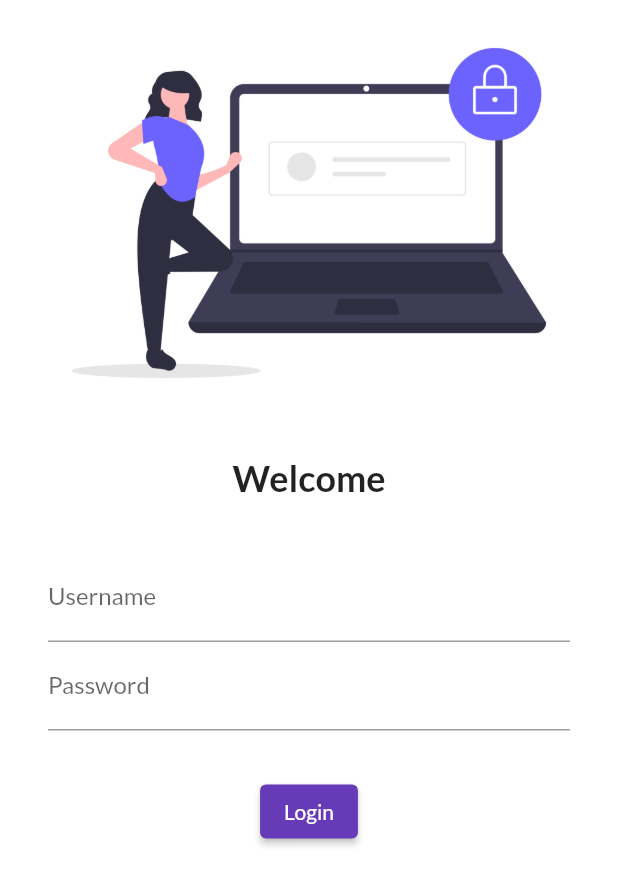
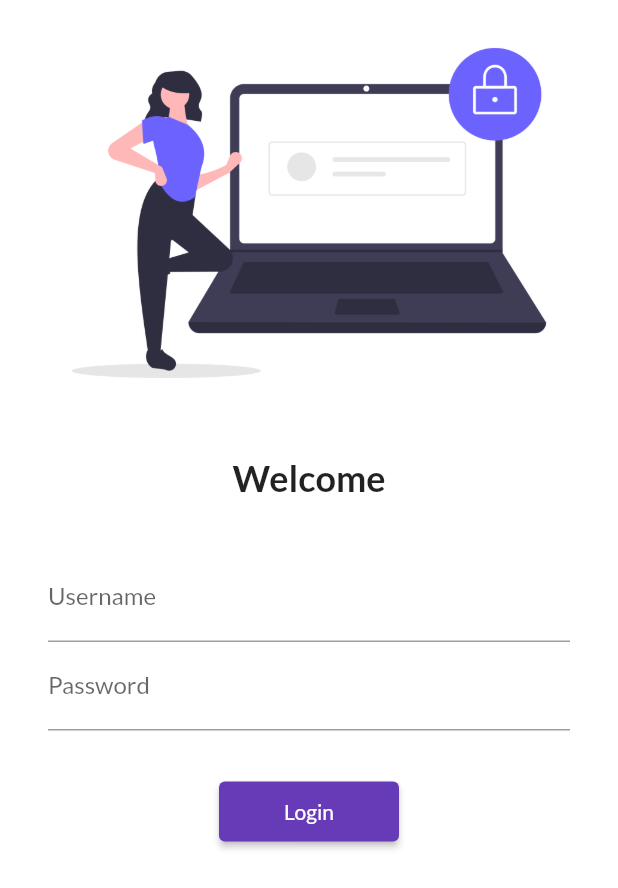
Before and after one commit to AnanyaThukral/Flutter-Fun, a Flutter app: the screen it shows after launch, on a phone screen of 412 x 824 dp. Shown: the top 888 px of the screen. Run offline on Flutter 3.47's test engine with Material 2 defaults, Android fonts, the phone set to English and light mode, and no system bars; our stand-ins replace google_fonts.

Commit message:
login button working

```diff
--- a/lib/main.dart
+++ b/lib/main.dart
@@ -1,5 +1,6 @@
 import 'package:app/screens/home_page.dart';
 import 'package:app/screens/login_screen.dart';
+import 'package:app/utils/routes.dart';
 import 'package:flutter/material.dart';
 import 'package:google_fonts/google_fonts.dart';
 
@@ -17,15 +18,15 @@ class MyApp extends StatelessWidget {
       // home: HomePage(),
       themeMode: ThemeMode.light,
       theme: ThemeData(
-        primarySwatch: Colors.deepPurple,
-        fontFamily: GoogleFonts.lato().fontFamily,
-      ),
+          primarySwatch: Colors.deepPurple,
+          fontFamily: GoogleFonts.lato().fontFamily),
+      //debugShowCheckedModeBanner: false,
       darkTheme: ThemeData(brightness: Brightness.dark),
       initialRoute: '/login',
       routes: {
         '/': (context) => LoginPage(),
-        '/home': (context) => HomePage(),
-        '/login': (context) => LoginPage()
+        MyRoutes.homeRoute: (context) => HomePage(),
+        MyRoutes.loginRoute: (context) => LoginPage()
       },
     );
   }
--- a/lib/screens/login_screen.dart
+++ b/lib/screens/login_screen.dart
@@ -1,3 +1,4 @@
+import 'package:app/utils/routes.dart';
 import 'package:flutter/material.dart';
 
 class LoginPage extends StatelessWidget {
@@ -5,7 +6,8 @@ class LoginPage extends StatelessWidget {
   Widget build(BuildContext context) {
     return Material(
         color: Colors.white,
-        child: Column(
+        child: SingleChildScrollView(
+            child: Column(
           children: [
             Image.asset(
               "assets/images/login_pdn4.png",
@@ -40,14 +42,14 @@ class LoginPage extends StatelessWidget {
                     ),
                     ElevatedButton(
                       child: Text('Login'),
-                      style: TextButton.styleFrom(),
+                      style: TextButton.styleFrom(minimumSize: Size(120, 40)),
                       onPressed: () {
-                        print('Hi');
+                        Navigator.pushNamed(context, MyRoutes.homeRoute);
                       },
                     )
                   ],
                 ))
           ],
-        ));
+        )));
   }
 }
--- /dev/null
+++ b/lib/utils/routes.dart
@@ -0,0 +1,4 @@
+class MyRoutes {
+  static String loginRoute = "/login";
+  static String homeRoute = "/home";
+}
```
